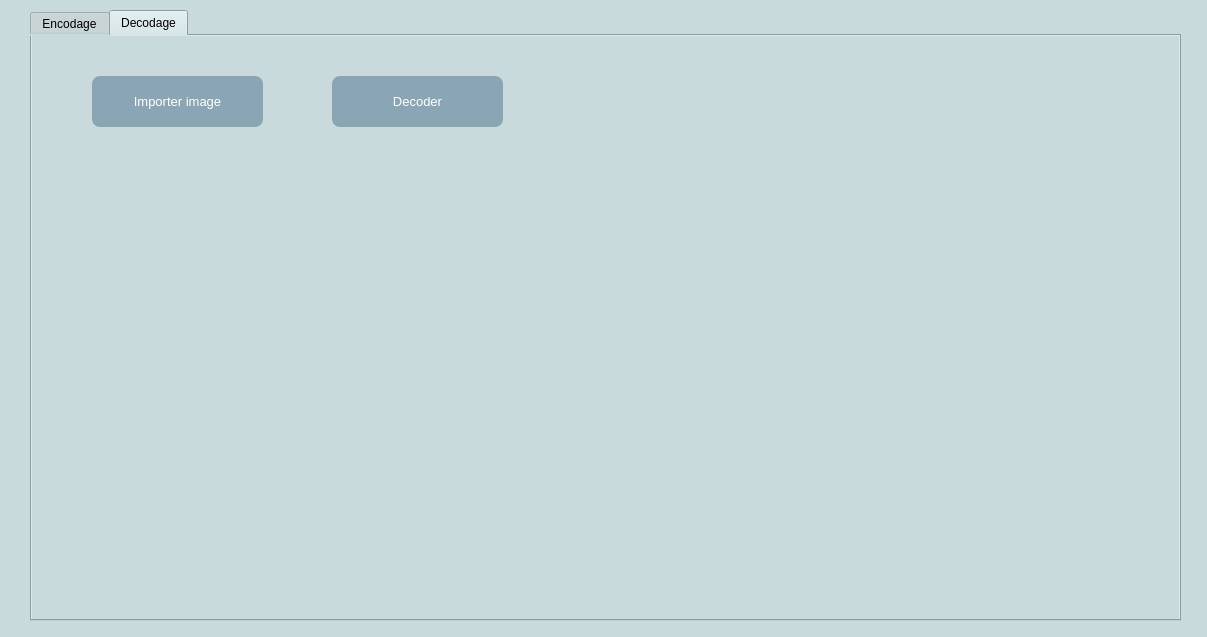
First picture: the form in mainWindow.ui, repository Syrina-Akai/Secret-message, before the edit.
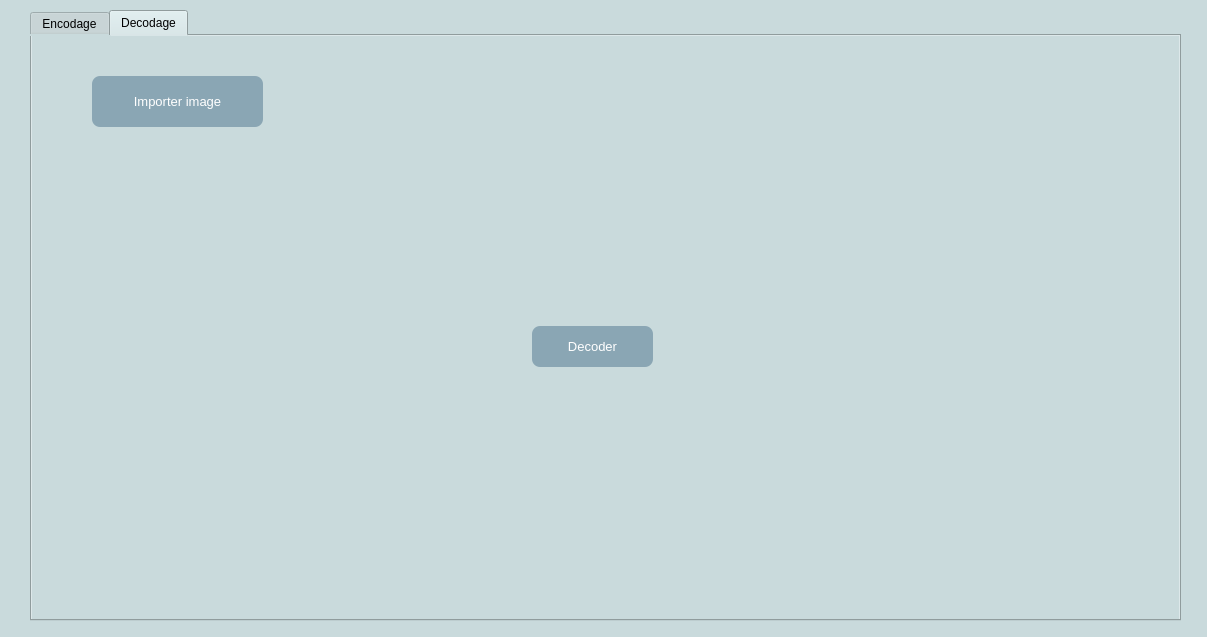
Second picture: the form after the edit. Icons and pictures are not drawn.

Patch:
```diff
--- a/mainWindow.ui
+++ b/mainWindow.ui
@@ -286,10 +286,10 @@
     <widget class="QPushButton" name="btn_decodage">
      <property name="geometry">
       <rect>
-       <x>300</x>
-       <y>40</y>
-       <width>171</width>
-       <height>51</height>
+       <x>500</x>
+       <y>290</y>
+       <width>121</width>
+       <height>41</height>
       </rect>
      </property>
      <property name="styleSheet">
@@ -326,8 +326,8 @@
       <rect>
        <x>40</x>
        <y>120</y>
-       <width>511</width>
-       <height>411</height>
+       <width>431</width>
+       <height>371</height>
       </rect>
      </property>
      <layout class="QVBoxLayout" name="plot_img_decodage"/>
@@ -335,10 +335,10 @@
     <widget class="QWidget" name="verticalLayoutWidget_4">
      <property name="geometry">
       <rect>
-       <x>600</x>
+       <x>650</x>
        <y>120</y>
-       <width>511</width>
-       <height>411</height>
+       <width>461</width>
+       <height>371</height>
       </rect>
      </property>
      <layout class="QVBoxLayout" name="plot_img_text_decod"/>
```
Left out of the diff: 18 changed lines with no effect on the pictures.
